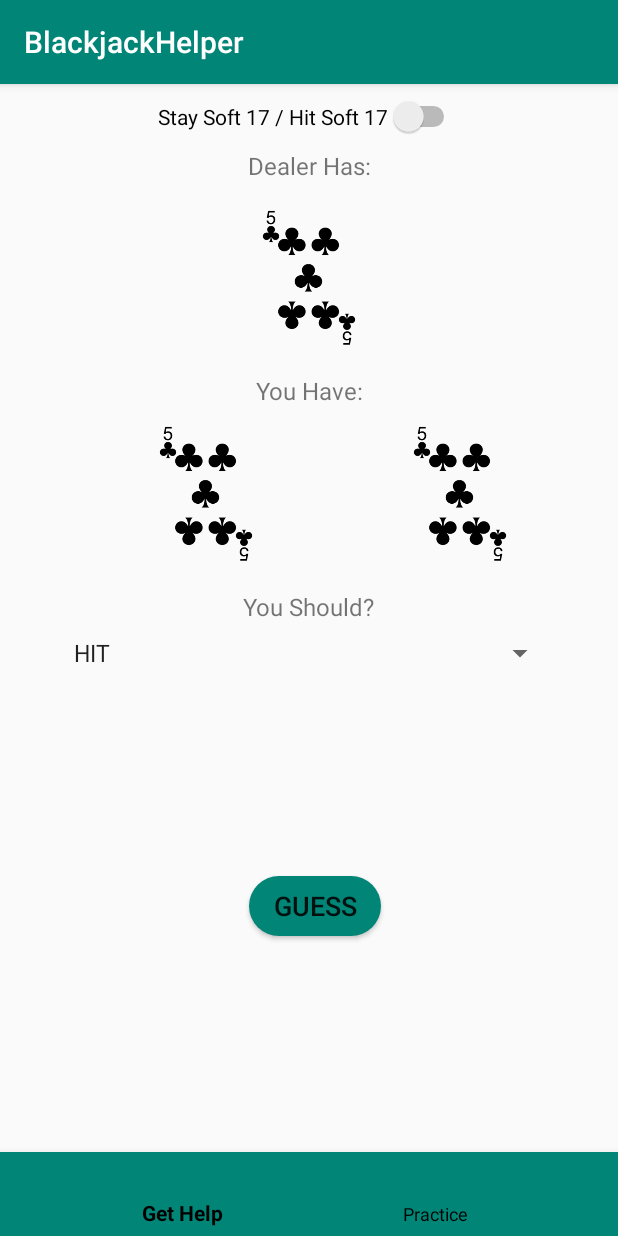
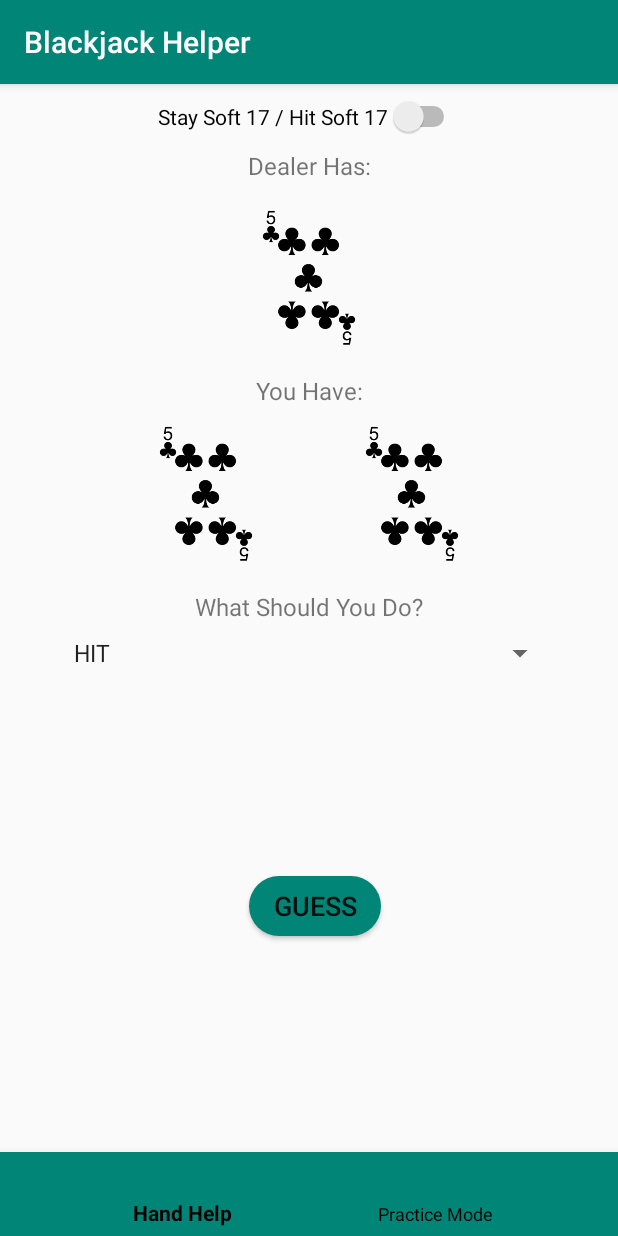
Before and after one commit to sullivankw/blackjack-v2-android-app, an Android app: the PracticeModeActivity screen opened directly, with no data from a screen before it, on a phone screen of 412 x 824 dp. Run offline under Robolectric (Android 15) with nearby library versions, the phone set to English and light mode, and no system bars.

Commit message:
better messaging and better alignment of player cards

```diff
--- a/BlackjackHelper/app/src/main/res/layout/activity_practice_mode.xml
+++ b/BlackjackHelper/app/src/main/res/layout/activity_practice_mode.xml
@@ -68,11 +68,11 @@
 
     <ImageView
         android:id="@+id/playerCard2ImageView"
-        android:contentDescription="@string/randomly_selected_second_player_card"
         android:layout_width="64dp"
         android:layout_height="112dp"
-        android:layout_marginStart="32dp"
         android:layout_marginTop="32dp"
+        android:layout_marginEnd="32dp"
+        android:contentDescription="@string/randomly_selected_second_player_card"
         android:src="@drawable/ic_6_of_clubs"
         app:layout_constraintEnd_toEndOf="parent"
         app:layout_constraintHorizontal_bias="0.5"
--- a/BlackjackHelper/app/src/main/res/values/strings.xml
+++ b/BlackjackHelper/app/src/main/res/values/strings.xml
@@ -1,5 +1,5 @@
 <resources>
-    <string name="app_name">BlackjackHelper</string>
+    <string name="app_name">Blackjack Helper</string>
     <string name="item_1">Get Help</string>
     <string name="item_2">Practice Mode (Coming Soon!)</string>
     <string name="select_dealer_card_message">What\'s the dealer showing?</string>
@@ -22,14 +22,14 @@
     <string name="dealer_message_results">Dealer\'s Card: %1$s</string>
     <string name="player_message_results">Player\'s Cards: %1$s and %2$s</string>
     <string name="new_hand">New Hand</string>
-    <string name="get_help">Get Help</string>
-    <string name="practice">Practice</string>
+    <string name="get_help">Hand Help</string>
+    <string name="practice">Practice Mode</string>
     <string name="stay_soft_17_hit_soft_17">Stay Soft 17 / Hit Soft 17</string>
     <string name="try_again">Try Again</string>
     <string name="guess">Guess</string>
     <string name="dealer_has">Dealer Has:</string>
     <string name="you_have">You Have:</string>
-    <string name="you_should">You Should?</string>
+    <string name="you_should">What Should You Do?</string>
     <string name="randomly_selected_dealer_card">randomly selected dealer card</string>
     <string name="randomly_selected_first_player_card">randomly selected first player card</string>
     <string name="randomly_selected_second_player_card">randomly selected second player card</string>
```
